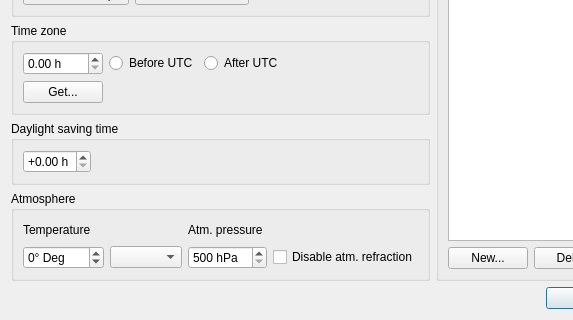
Above: cwpossel.ui from PavelMr/skytechx before the change; both pictures show x 0 to 573 and y 325 to 645 of the 723 by 645 pixel window. Below: the same form after it.
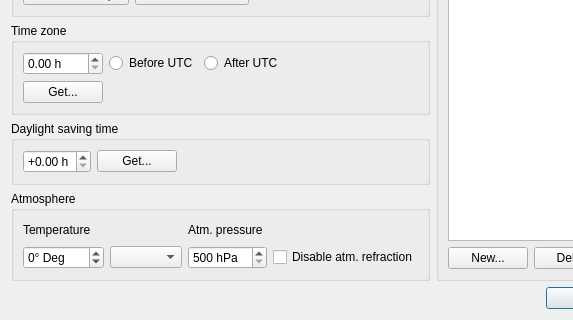
That is the form after the change. Custom widgets are drawn as their Qt base class.

```diff
--- a/cwpossel.ui
+++ b/cwpossel.ui
@@ -417,7 +417,7 @@
             </property>
            </widget>
           </item>
-          <item row="0" column="1">
+          <item row="0" column="2">
            <spacer name="horizontalSpacer_6">
             <property name="orientation">
              <enum>Qt::Horizontal</enum>
@@ -443,6 +443,16 @@
             </property>
            </spacer>
           </item>
+          <item row="0" column="1">
+           <widget class="QPushButton" name="pushButton_10">
+            <property name="toolTip">
+             <string>Get from 'Google API' (Current DST)</string>
+            </property>
+            <property name="text">
+             <string>Get...</string>
+            </property>
+           </widget>
+          </item>
          </layout>
         </widget>
        </item>
```
Left out of the diff: 4 changed lines with no effect on the pictures.
